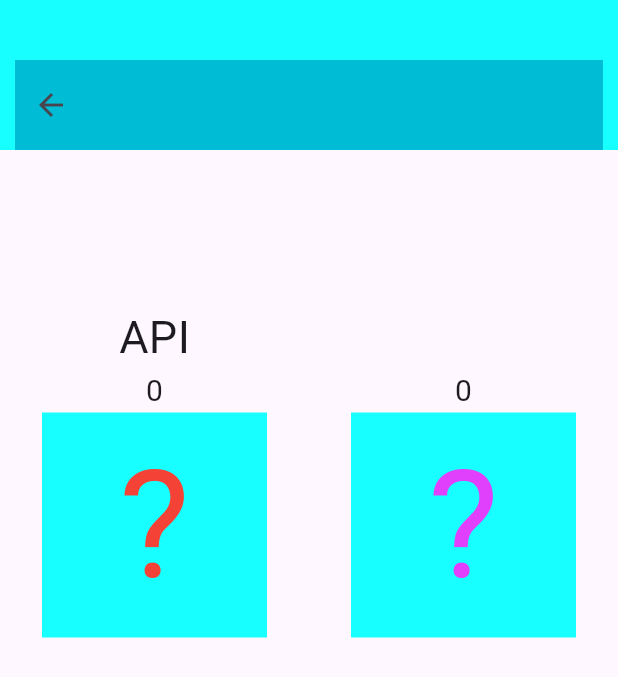
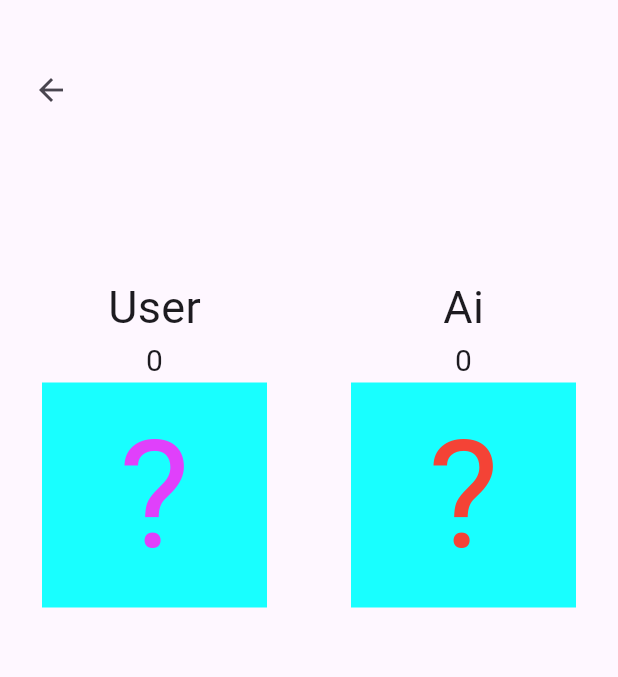
Before and after one commit to Prafulpatnecha/o_x_game, a Flutter app: the StoneStart screen opened by its route, on a phone screen of 412 x 824 dp. Shown: the top 677 px of the screen. Run offline on Flutter 3.47's test engine with Material 3 defaults, Android fonts, the phone set to English and light mode, and no system bars; our stand-ins replace image_picker.

Commit message:
25-06-24

```diff
--- a/lib/stone_paper_sizer/home/startscreen/startedgame.dart
+++ b/lib/stone_paper_sizer/home/startscreen/startedgame.dart
@@ -27,15 +27,15 @@ class _StoneStartState extends State<StoneStart> {
           child: Column(
             children: [
               Container(
-                height: 100,
+                height: 80,
                 width: width,
-                color: Colors.cyanAccent,
+                // color: Colors.cyanAccent,
                 child: Padding(
                   padding: const EdgeInsets.only(top: 40, left: 10, right: 10),
                   child: Container(
                     // margin: EdgeInsets.only(top: 50),
                     width: width,
-                    color: Colors.cyan,
+                    // color: Colors.cyan,
                     child: Row(
                       children: [
                         IconButton(
@@ -57,42 +57,6 @@ class _StoneStartState extends State<StoneStart> {
                 children: [
                   Column(
                     children: [
-                      const Text(
-                        'API',
-                        style: TextStyle(fontSize: 30),
-                      ),
-                      Text(
-                        apiPoint.toString(),
-                        style: const TextStyle(fontSize: 20),
-                      ),
-                      //todo enter points auto
-                      Container(
-                        decoration: BoxDecoration(
-                          image: (stoneFindBool == false)
-                              ? DecorationImage(
-                                  image: stoneModalList!
-                                      .listImage[xIndex].imageFind!,
-                                  fit: BoxFit.fill)
-                              : null,
-                          color: Colors.cyanAccent,
-                        ),
-                        height: 150,
-                        width: 150,
-                        alignment: Alignment.center,
-                        child: (stoneFindBool == true)
-                            ? const SizedBox(
-                                child: Text(
-                                  '?',
-                                  style: TextStyle(
-                                      color: Colors.red, fontSize: 100),
-                                ),
-                              )
-                            : Container(),
-                      ),
-                    ],
-                  ),
-                  Column(
-                    children: [
                       Text(
                         textUserName.text,
                         style: const TextStyle(fontSize: 30),
@@ -108,7 +72,7 @@ class _StoneStartState extends State<StoneStart> {
                                 ? DecorationImage(
                                     image: stoneModalList!
                                         .listImage[selectIndexUser].imageFind!,
-                                    fit: BoxFit.fill)
+                                    fit: BoxFit.scaleDown)
                                 : null),
                         height: 150,
                         width: 150,
@@ -122,6 +86,42 @@ class _StoneStartState extends State<StoneStart> {
                                       fontSize: 100),
                                 ),
                               )
+                            : Container(),
+                      ),
+                    ],
+                  ),
+                  Column(
+                    children: [
+                      const Text(
+                        'Ai',
+                        style: TextStyle(fontSize: 30),
+                      ),
+                      Text(
+                        apiPoint.toString(),
+                        style: const TextStyle(fontSize: 20),
+                      ),
+                      //todo enter points auto
+                      Container(
+                        decoration: BoxDecoration(
+                          image: (stoneFindBool == false)
+                              ? DecorationImage(
+                              image: stoneModalList!
+                                  .listImage[xIndex].imageFind!,
+                              fit: BoxFit.scaleDown)
+                              : null,
+                          color: Colors.cyanAccent,
+                        ),
+                        height: 150,
+                        width: 150,
+                        alignment: Alignment.center,
+                        child: (stoneFindBool == true)
+                            ? const SizedBox(
+                          child: Text(
+                            '?',
+                            style: TextStyle(
+                                color: Colors.red, fontSize: 100),
+                          ),
+                        )
                             : Container(),
                       ),
                     ],
@@ -181,7 +181,6 @@ class _StoneStartState extends State<StoneStart> {
                           child: TextButton(
                             onPressed: () {
                               setState(() {
-                                // print(dateTime.second);
                                 stoneFindBoolUser = true;
                                 stoneFindBool = true;
                               });
@@ -224,6 +223,5 @@ class _StoneStartState extends State<StoneStart> {
     );
   }
 }
-
 int xIndex = 0;
-DateTime dateTime = DateTime.now();
+// DateTime dateTime = DateTime.now();
--- a/lib/stone_paper_sizer/utils/stone_globle.dart
+++ b/lib/stone_paper_sizer/utils/stone_globle.dart
@@ -5,4 +5,4 @@ int selectIndexUser=0;
 List emptyStone=[];
 bool stoneFindBool=true;
 bool stoneFindBoolUser=true;
-TextEditingController textUserName=TextEditingController();
+TextEditingController textUserName=TextEditingController(text: 'User');
```
